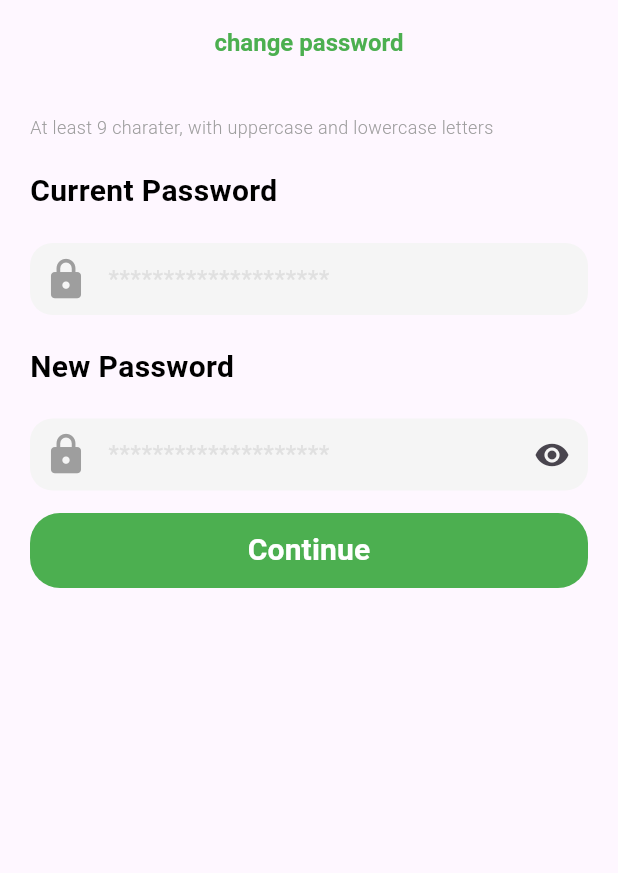
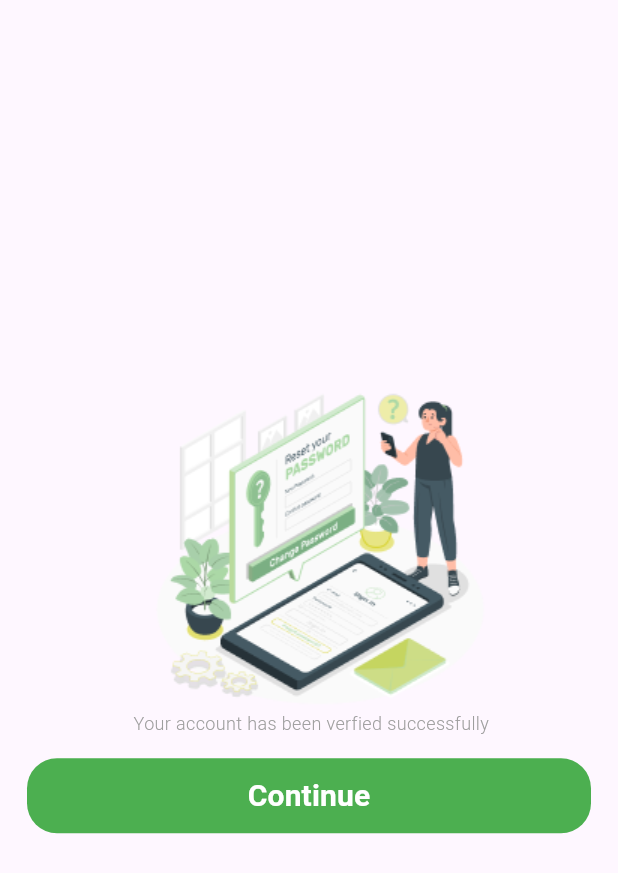
Before and after one commit to NourhanFahmyAbughaly/first_project, a Flutter app: the screen it shows after launch, on a phone screen of 412 x 824 dp. Shown: the top 873 px of the screen. Run offline on Flutter 3.47's test engine with Material 2 defaults, Android fonts, the phone set to English and light mode, and no system bars.

Commit message:
first project 3

```diff
--- a/lib/main.dart
+++ b/lib/main.dart
@@ -1,6 +1,7 @@
 import 'package:first_project/screens/profile/change_password_screen.dart';
 import 'package:first_project/screens/profile/edit_profile_screen.dart';
 import 'package:first_project/screens/profile/security_screen.dart';
+import 'package:first_project/screens/profile/verify_success_screen.dart';
 import 'package:flutter/material.dart';
 
 void main() {
@@ -20,6 +21,6 @@ class MyApp extends StatelessWidget {
           colorScheme: ColorScheme.fromSeed(seedColor: Colors.deepPurple),
           useMaterial3: true,
         ),
-        home: ChangePasswordScreen());
+        home: VerfiySuccessScreen());
   }
 }
--- /dev/null
+++ b/lib/screens/profile/verify_success_screen.dart
@@ -0,0 +1,63 @@
+import 'package:flutter/material.dart';
+
+class VerfiySuccessScreen extends StatelessWidget {
+  const VerfiySuccessScreen({super.key});
+
+  @override
+  Widget build(BuildContext context) {
+    return Scaffold(
+      body: Center(
+        child: Column(
+          mainAxisAlignment: MainAxisAlignment.center,
+          crossAxisAlignment: CrossAxisAlignment.center,
+          children: [
+            Container(
+              padding: EdgeInsets.symmetric(horizontal: 20),
+              alignment: Alignment.center,
+              child: Image.asset(
+                "assets/Reset password-amico 1.png",
+                fit: BoxFit.fitWidth,
+              ),
+            ),
+            Row(
+              children: [
+                Expanded(
+                    child: Text(
+                  " Your account has been verfied successfully ",
+                  textAlign: TextAlign.center,
+                  style: TextStyle(
+                    color: Colors.grey,
+                    fontWeight: FontWeight.w300,
+                    fontSize: 12,
+                  ),
+                ))
+              ],
+            ),
+            Container(
+              margin: EdgeInsets.symmetric(vertical: 15, horizontal: 18),
+              width: double.infinity,
+              height: 50,
+              decoration: BoxDecoration(
+                color: Colors.green,
+                borderRadius: BorderRadius.all(
+                  Radius.circular(20),
+                ),
+              ),
+              child: TextButton(
+                onPressed: () {},
+                child: Text(
+                  "Continue",
+                  textAlign: TextAlign.center,
+                  style: TextStyle(
+                      color: Colors.white,
+                      fontWeight: FontWeight.bold,
+                      fontSize: 20),
+                ),
+              ),
+            ),
+          ],
+        ),
+      ),
+    );
+  }
+}
```
